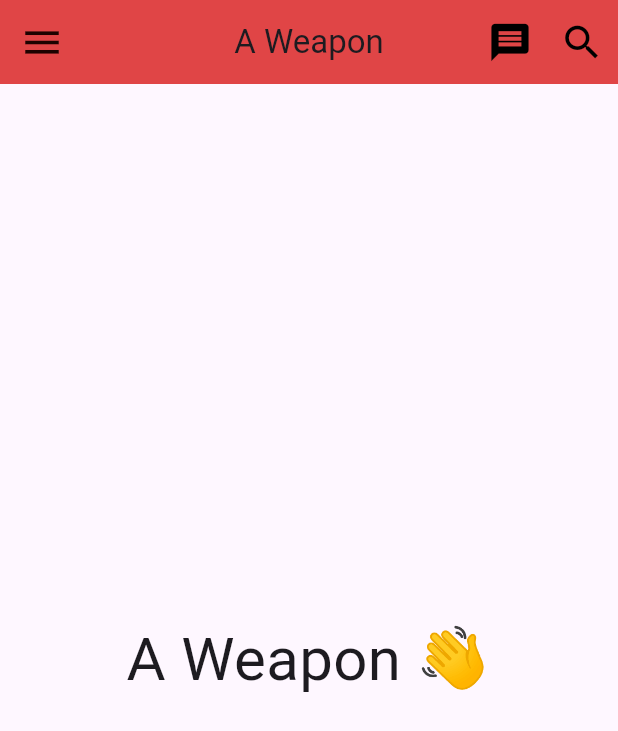
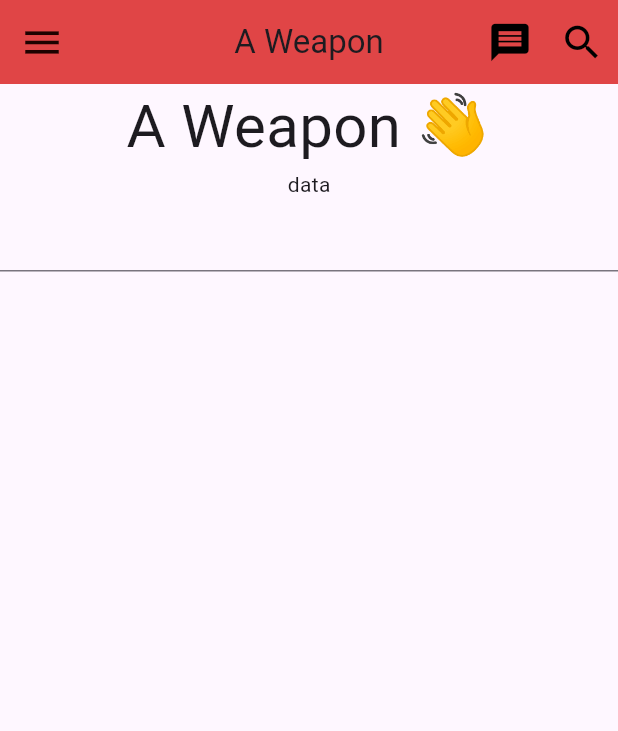
Before and after one commit to Allaheem/flutter_ui, a Flutter app: the Gun screen opened directly, on a phone screen of 412 x 824 dp. Shown: the top 731 px of the screen. Run offline on Flutter 3.47's test engine with Material 3 defaults, Android fonts, the phone set to English and light mode, and no system bars.

Commit message:
text.dart

```diff
--- a/lib/main.dart
+++ b/lib/main.dart
@@ -32,7 +32,7 @@ class MyApp extends StatelessWidget {
   @override
   Widget build(BuildContext context) {
     return MaterialApp(
-      home: Textgun(),
+      home:Gun(),
     );
   }
 }
--- a/lib/screens/Text.dart
+++ b/lib/screens/Text.dart
@@ -29,7 +29,7 @@ class Textgun extends StatelessWidget {
     child: Icon(Icons.add),
      ),
 
-      body: const Text('مرحبا لغة فلاتر',
+      body: const Text('Allaheem',
 
     maxLines:1 ,
     style: TextStyle(backgroundColor:Color.fromARGB(255, 255, 255, 255),fontSize: 33,color: Colors.blue,
--- a/lib/screens/page1.dart
+++ b/lib/screens/page1.dart
@@ -1,40 +1,69 @@
 import 'package:flutter/material.dart';
+import 'package:flutter/widgets.dart';
 
 void main() {}
-
-
 
 class Gun extends StatelessWidget {
   @override
   Widget build(BuildContext context) {
     return Scaffold(
-      appBar:AppBar(
+      appBar: AppBar(
         elevation: 30,
         title: const Text("A Weapon"),
         centerTitle: true,
         backgroundColor: Colors.red,
-        leading:IconButton(onPressed: (){}, icon: const Icon(Icons.menu,size:30,color:Color.fromARGB(255, 30, 2, 0))),
-
-          actions: [IconButton(onPressed: (){}, icon: Icon(Icons.message,size:30 ,color: Colors.black,)),
+        leading: IconButton(
+            onPressed: () {},
+            icon: const Icon(Icons.menu,
+                size: 30, color: Color.fromARGB(255, 30, 2, 0))),
+        actions: [
+          IconButton(
+              onPressed: () {},
+              icon: Icon(
+                Icons.message,
+                size: 30,
+                color: Colors.black,
+              )),
+          IconButton(
+              onPressed: () {},
+              icon: Icon(Icons.search, size: 30, color: Colors.black))
+        ],
+      ),
+      body:  Center(
+        child: Column(
+          children: [
+            Text(
+              'A Weapon 👋',
+              style: TextStyle(fontSize: 40),
+            ),
+            Text('data'),
+            Container(child: TextFormField())
+          ],
+        ),
+      ),
 
 
-
-          IconButton(onPressed: (){}, icon: Icon(Icons.search,size:30 ,color: Colors.black)
-          )
-
-
-          ],
-
-
-      ),
-
-     body:const Center(
-       child: Text('A Weapon 👋',
-       style: TextStyle(fontSize:40),
-
-       ),
-     ),
 
     );
   }
 }
+
+class ab extends StatelessWidget {
+  @override
+  Widget build(BuildContext context) {
+    return Scaffold(
+      appBar: AppBar(
+
+        elevation: 30,
+      ),
+      body:
+
+
+
+
+
+       Container(child: TextFormField()),
+
+    );
+  }
+}
```
Also changed, not shown: 1 other file.
